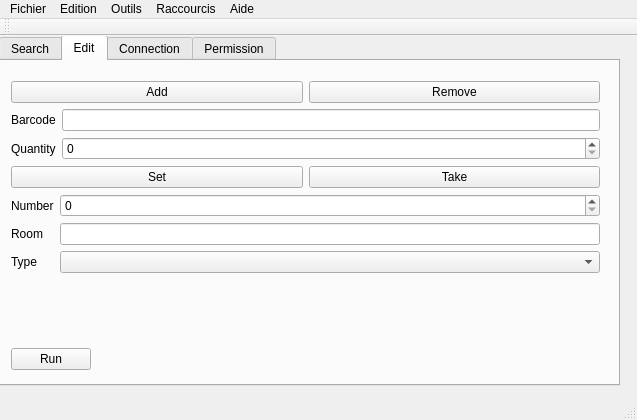
Above: application/QtSquid/QtSquid/QtSquid.ui from TrueAbastien/StageQApp before the change. Below: the same form after it.
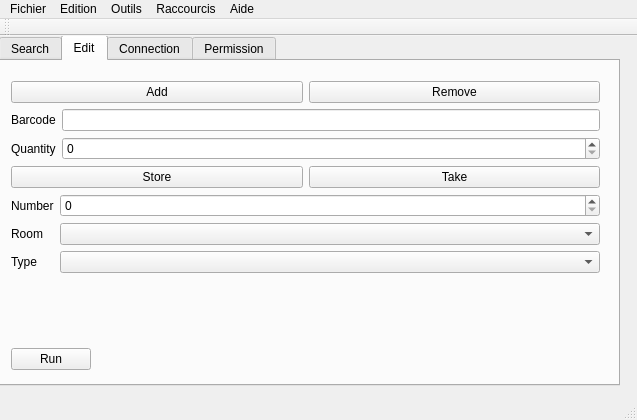
That is the form after the change. The open tabs and pages were chosen to show the change.

Diff of the .ui file:
```diff
--- a/application/QtSquid/QtSquid/QtSquid.ui
+++ b/application/QtSquid/QtSquid/QtSquid.ui
@@ -240,7 +240,7 @@
          <item>
           <widget class="QPushButton" name="edit_setBtn">
            <property name="text">
-            <string>Set</string>
+            <string>Store</string>
            </property>
           </widget>
          </item>
@@ -283,7 +283,7 @@
           <widget class="QSpinBox" name="edit_form_numberSpinbox"/>
          </item>
          <item row="1" column="1">
-          <widget class="QLineEdit" name="edit_form_roomEdit"/>
+          <widget class="QComboBox" name="edit_form_roomCB"/>
          </item>
         </layout>
        </item>
```
Left out of the diff: 4 changed lines with no effect on the pictures.
